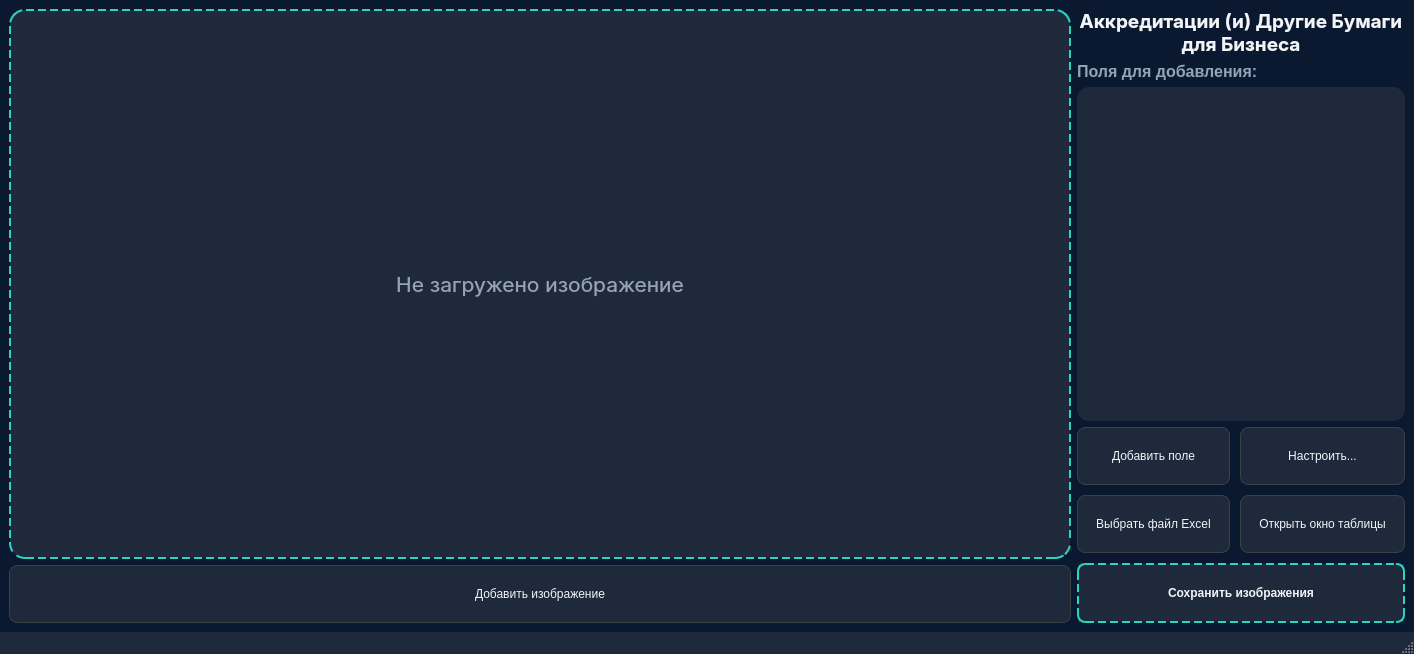
CyberBro9/aobp, file UncompiledUI/Main.ui: the form before one commit.
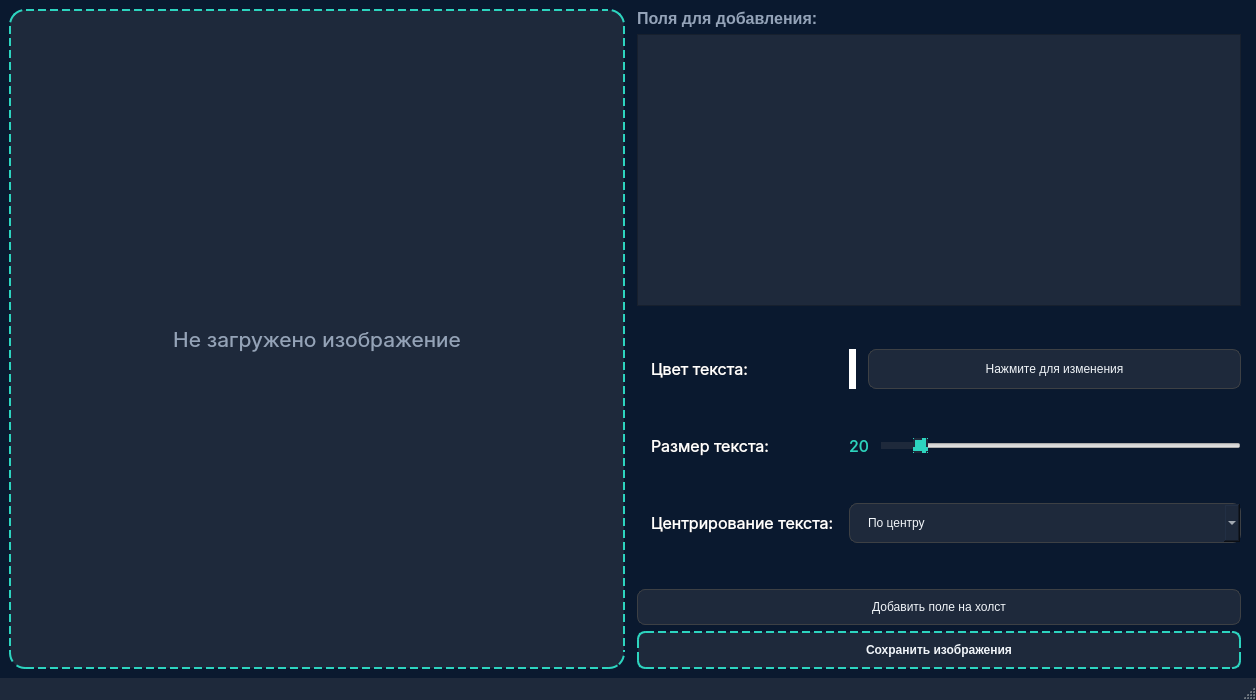
The form after the commit. Icons and pictures are not drawn.

Commit message: Update UI, add a toolbar on top of the window

The edit to the form file:
```diff
--- a/UncompiledUI/Main.ui
+++ b/UncompiledUI/Main.ui
@@ -6,8 +6,8 @@
    <rect>
     <x>0</x>
     <y>0</y>
-    <width>1414</width>
-    <height>654</height>
+    <width>1256</width>
+    <height>700</height>
    </rect>
   </property>
   <property name="sizePolicy">
@@ -23,6 +23,13 @@
    <string notr="true">QMainWindow {
 	background-color: #0a192f;
 }
+
+ QListWidget {
+            background-color: #1e293b;
+            color: #e2e8f0;
+            font: 11pt 'Inter';
+            padding: 8px;
+        }
         QPushButton {
             background-color: #1e293b;
             border: 1px solid #3d4044;
@@ -30,7 +37,6 @@
             padding: 10px 18px;
             color: #f1f5f9;
             font: 500 11pt 'Inter', 'Segoe UI', 'Yu Gothic UI';
-            min-height: 36px;
         }
         QPushButton:hover {
             background-color: #2d3a4f;
@@ -53,15 +59,6 @@
             background-color: #0f172a;
 			border: 2px dashed #2dd4bf
         }
-        QListWidget {
-            background-color: #1e293b;
-            border: none;
-            border-radius: 12px;
-            color: #e2e8f0;
-            font: 11pt 'Inter', 'Segoe UI', 'Yu Gothic UI';
-            padding: 8px;
-            outline: none;
-        }
         QLabel#ImageLabel {
             border: 2px dashed #2dd4bf;
             border-radius: 16px;
@@ -85,18 +82,46 @@
             background-color: #1e293b;
             color: #2dd4bf;
         }
+		QComboBox {
+	background-color: #1e293b;
+    border: 1px solid #3d4044;
+    border-radius: 8px;
+    padding: 10px 18px;
+    color: #f1f5f9;
+    font: 500 11pt 'Inter', 'Segoe UI', 'Yu Gothic UI';
+}
+QSlider::sub-page {
+	background-color: rgba(45, 212, 191, 190);
+	border: 4px solid #1e293b;
+	border-radius: 8px;
+}
+QSlider::handle {
+	border: 2px dashed #1e293b;
+	background-color: rgb(45, 212, 191);
+}
+QSlider::handle:hover {
+	border: 3px dashed #1e293b;
+	background-color: #2d3a4f;
+}
+      
       </string>
   </property>
   <widget class="QWidget" name="centralwidget">
-   <layout class="QHBoxLayout" name="mainLayout" stretch="3,0">
+   <layout class="QHBoxLayout" name="mainLayout" stretch="0,0">
     <item>
      <layout class="QVBoxLayout" name="leftPanel">
       <item>
        <widget class="QLabel" name="ImageLabel">
+        <property name="sizePolicy">
+         <sizepolicy hsizetype="MinimumExpanding" vsizetype="Expanding">
+          <horstretch>0</horstretch>
+          <verstretch>0</verstretch>
+         </sizepolicy>
+        </property>
         <property name="minimumSize">
          <size>
-          <width>500</width>
-          <height>400</height>
+          <width>400</width>
+          <height>0</height>
          </size>
         </property>
         <property name="font">
@@ -113,21 +138,19 @@
         </property>
        </widget>
       </item>
-      <item>
-       <widget class="QPushButton" name="addImage">
-        <property name="text">
-         <string>Добавить изображение</string>
-        </property>
-        <property name="icon">
-         <iconset>
-          <normaloff>.</normaloff>.</iconset>
-        </property>
-       </widget>
-      </item>
      </layout>
     </item>
     <item>
      <layout class="QVBoxLayout" name="rightPanel">
+      <property name="spacing">
+       <number>6</number>
+      </property>
+      <property name="leftMargin">
+       <number>6</number>
+      </property>
+      <property name="rightMargin">
+       <number>6</number>
+      </property>
       <item>
        <layout class="QGridLayout" name="gridLayout">
         <property name="spacing">
@@ -135,30 +158,6 @@
         </property>
        </layout>
       </item>
-      <item>
-       <widget class="QLabel" name="label">
-        <property name="font">
-         <font>
-          <family>Inter</family>
-          <pointsize>14</pointsize>
-          <italic>false</italic>
-          <fontweight>DemiBold</fontweight>
-         </font>
-        </property>
-        <property name="text">
-         <string>Аккредитации (и) Другие Бумаги для Бизнеса</string>
-        </property>
-        <property name="textFormat">
-         <enum>Qt::TextFormat::PlainText</enum>
-        </property>
-        <property name="alignment">
-         <set>Qt::AlignmentFlag::AlignCenter</set>
-        </property>
-        <property name="wordWrap">
-         <bool>true</bool>
-        </property>
-       </widget>
-      </item>
       <item>
        <widget class="QLabel" name="selectionsLabel">
         <property name="text">
@@ -167,42 +166,290 @@
        </widget>
       </item>
       <item>
-       <widget class="QListWidget" name="selections"/>
+       <widget class="QListWidget" name="selections">
+        <property name="minimumSize">
+         <size>
+          <width>0</width>
+          <height>200</height>
+         </size>
+        </property>
+       </widget>
       </item>
       <item>
-       <layout class="QGridLayout" name="controlsGrid">
-        <property name="spacing">
-         <number>10</number>
+       <layout class="QFormLayout" name="formLayout_4">
+        <property name="fieldGrowthPolicy">
+         <enum>QFormLayout::FieldGrowthPolicy::AllNonFixedFieldsGrow</enum>
+        </property>
+        <property name="rowWrapPolicy">
+         <enum>QFormLayout::RowWrapPolicy::DontWrapRows</enum>
+        </property>
+        <property name="horizontalSpacing">
+         <number>0</number>
+        </property>
+        <property name="verticalSpacing">
+         <number>0</number>
         </property>
         <item row="0" column="0">
-         <widget class="QPushButton" name="addSelections">
+         <widget class="QLabel" name="label_2">
+          <property name="sizePolicy">
+           <sizepolicy hsizetype="Preferred" vsizetype="Maximum">
+            <horstretch>0</horstretch>
+            <verstretch>0</verstretch>
+           </sizepolicy>
+          </property>
+          <property name="font">
+           <font>
+            <family>Inter</family>
+            <pointsize>12</pointsize>
+            <italic>false</italic>
+            <bold>false</bold>
+           </font>
+          </property>
+          <property name="styleSheet">
+           <string notr="true">QLabel {
+	font: 12pt &quot;Inter&quot;; 
+	padding: 10px;
+	color: rgb(255, 255, 255)	
+}</string>
+          </property>
           <property name="text">
-           <string>Добавить поле</string>
+           <string>Цвет текста:</string>
+          </property>
+          <property name="scaledContents">
+           <bool>true</bool>
           </property>
          </widget>
         </item>
         <item row="0" column="1">
-         <widget class="QPushButton" name="editSettings">
-          <property name="text">
-           <string>Настроить...</string>
+         <layout class="QHBoxLayout" name="horizontalLayout_5">
+          <property name="spacing">
+           <number>12</number>
           </property>
-         </widget>
+          <item>
+           <widget class="QLabel" name="colorShower">
+            <property name="sizePolicy">
+             <sizepolicy hsizetype="Minimum" vsizetype="Expanding">
+              <horstretch>0</horstretch>
+              <verstretch>0</verstretch>
+             </sizepolicy>
+            </property>
+            <property name="baseSize">
+             <size>
+              <width>0</width>
+              <height>0</height>
+             </size>
+            </property>
+            <property name="styleSheet">
+             <string notr="true">background-color: rgb(255, 255, 255)</string>
+            </property>
+            <property name="text">
+             <string/>
+            </property>
+           </widget>
+          </item>
+          <item>
+           <widget class="QPushButton" name="changeColor">
+            <property name="sizePolicy">
+             <sizepolicy hsizetype="MinimumExpanding" vsizetype="Ignored">
+              <horstretch>0</horstretch>
+              <verstretch>0</verstretch>
+             </sizepolicy>
+            </property>
+            <property name="minimumSize">
+             <size>
+              <width>0</width>
+              <height>0</height>
+             </size>
+            </property>
+            <property name="styleSheet">
+             <string notr="true"/>
+            </property>
+            <property name="text">
+             <string>Нажмите для изменения</string>
+            </property>
+           </widget>
+          </item>
+         </layout>
         </item>
         <item row="1" column="0">
-         <widget class="QPushButton" name="selectExcel">
+         <widget class="QLabel" name="label_3">
+          <property name="sizePolicy">
+           <sizepolicy hsizetype="Preferred" vsizetype="Maximum">
+            <horstretch>0</horstretch>
+            <verstretch>0</verstretch>
+           </sizepolicy>
+          </property>
+          <property name="font">
+           <font>
+            <family>Inter</family>
+            <pointsize>12</pointsize>
+            <italic>false</italic>
+            <bold>false</bold>
+           </font>
+          </property>
+          <property name="styleSheet">
+           <string notr="true">QLabel {
+	font: 12pt &quot;Inter&quot;; 
+	padding: 10px;
+	color: rgb(255, 255, 255)	
+}</string>
+          </property>
           <property name="text">
-           <string>Выбрать файл Excel</string>
+           <string>Размер текста:</string>
           </property>
          </widget>
         </item>
         <item row="1" column="1">
-         <widget class="QPushButton" name="openTableDialog">
+         <layout class="QHBoxLayout" name="horizontalLayout_6">
+          <property name="spacing">
+           <number>12</number>
+          </property>
+          <item>
+           <widget class="QLabel" name="label_1">
+            <property name="sizePolicy">
+             <sizepolicy hsizetype="Minimum" vsizetype="MinimumExpanding">
+              <horstretch>0</horstretch>
+              <verstretch>0</verstretch>
+             </sizepolicy>
+            </property>
+            <property name="font">
+             <font>
+              <family>Inter</family>
+              <pointsize>12</pointsize>
+              <italic>false</italic>
+              <bold>false</bold>
+             </font>
+            </property>
+            <property name="styleSheet">
+             <string notr="true">QLabel {
+	font: 12pt &quot;Inter&quot;; 
+	color: #2dd4bf;
+}</string>
+            </property>
+            <property name="text">
+             <string>20</string>
+            </property>
+            <property name="scaledContents">
+             <bool>false</bool>
+            </property>
+            <property name="alignment">
+             <set>Qt::AlignmentFlag::AlignCenter</set>
+            </property>
+           </widget>
+          </item>
+          <item>
+           <widget class="QSlider" name="textSize">
+            <property name="sizePolicy">
+             <sizepolicy hsizetype="MinimumExpanding" vsizetype="Fixed">
+              <horstretch>0</horstretch>
+              <verstretch>0</verstretch>
+             </sizepolicy>
+            </property>
+            <property name="minimumSize">
+             <size>
+              <width>0</width>
+              <height>0</height>
+             </size>
+            </property>
+            <property name="autoFillBackground">
+             <bool>false</bool>
+            </property>
+            <property name="minimum">
+             <number>12</number>
+            </property>
+            <property name="sliderPosition">
+             <number>20</number>
+            </property>
+            <property name="orientation">
+             <enum>Qt::Orientation::Horizontal</enum>
+            </property>
+           </widget>
+          </item>
+         </layout>
+        </item>
+        <item row="2" column="0">
+         <widget class="QLabel" name="label_4">
+          <property name="sizePolicy">
+           <sizepolicy hsizetype="Preferred" vsizetype="Maximum">
+            <horstretch>0</horstretch>
+            <verstretch>0</verstretch>
+           </sizepolicy>
+          </property>
+          <property name="font">
+           <font>
+            <family>Inter</family>
+            <pointsize>12</pointsize>
+            <italic>false</italic>
+            <bold>false</bold>
+           </font>
+          </property>
+          <property name="styleSheet">
+           <string notr="true">QLabel {
+	font: 12pt &quot;Inter&quot;; 
+	padding: 10px;
+	color: rgb(255, 255, 255)	
+}</string>
+          </property>
           <property name="text">
-           <string>Открыть окно таблицы</string>
+           <string>Центрирование текста:</string>
           </property>
          </widget>
         </item>
-        <item row="2" column="0" colspan="2">
+        <item row="2" column="1">
+         <widget class="QComboBox" name="textCenteringOptions">
+          <property name="sizePolicy">
+           <sizepolicy hsizetype="MinimumExpanding" vsizetype="Expanding">
+            <horstretch>0</horstretch>
+            <verstretch>0</verstretch>
+           </sizepolicy>
+          </property>
+          <property name="minimumSize">
+           <size>
+            <width>1</width>
+            <height>0</height>
+           </size>
+          </property>
+          <property name="sizeAdjustPolicy">
+           <enum>QComboBox::SizeAdjustPolicy::AdjustToContents</enum>
+          </property>
+          <item>
+           <property name="text">
+            <string>По центру</string>
+           </property>
+          </item>
+          <item>
+           <property name="text">
+            <string>Справа</string>
+           </property>
+          </item>
+          <item>
+           <property name="text">
+            <string>Слева</string>
+           </property>
+          </item>
+         </widget>
+        </item>
+       </layout>
+      </item>
+      <item>
+       <widget class="QPushButton" name="addSelections">
+        <property name="sizePolicy">
+         <sizepolicy hsizetype="Expanding" vsizetype="Fixed">
+          <horstretch>0</horstretch>
+          <verstretch>0</verstretch>
+         </sizepolicy>
+        </property>
+        <property name="text">
+         <string>Добавить поле на холст</string>
+        </property>
+       </widget>
+      </item>
+      <item>
+       <layout class="QVBoxLayout" name="verticalLayout">
+        <property name="spacing">
+         <number>10</number>
+        </property>
+        <item>
          <widget class="QPushButton" name="saveImages">
           <property name="text">
            <string>Сохранить изображения</string>
```
The commit also changes 3 other files.
